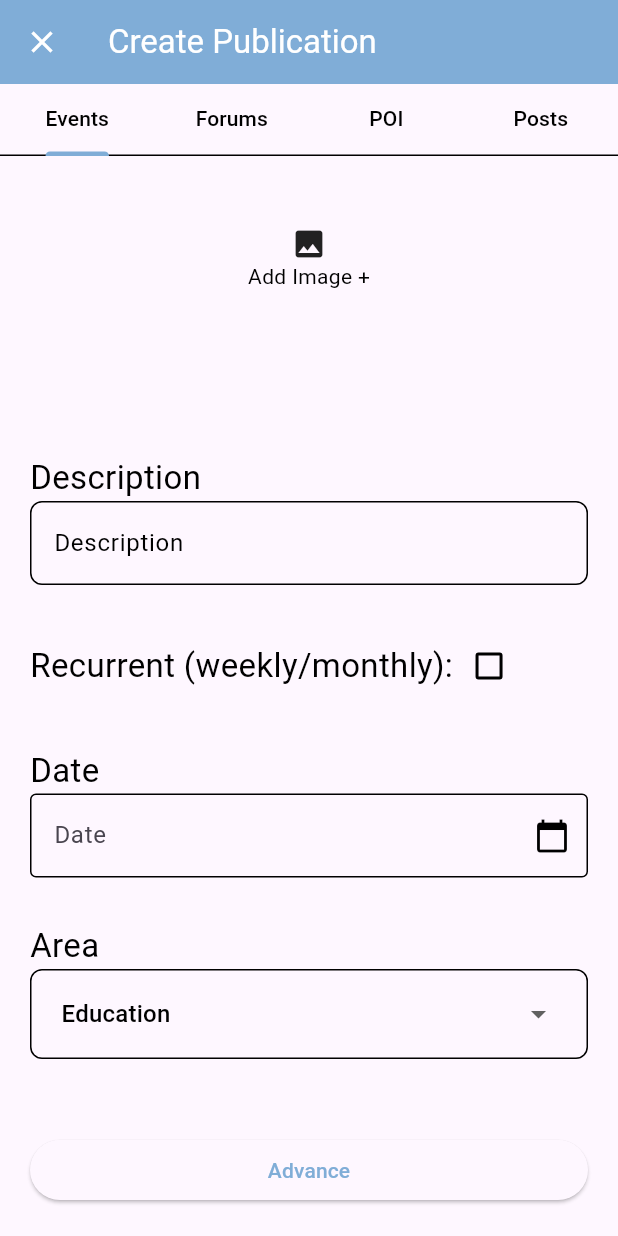
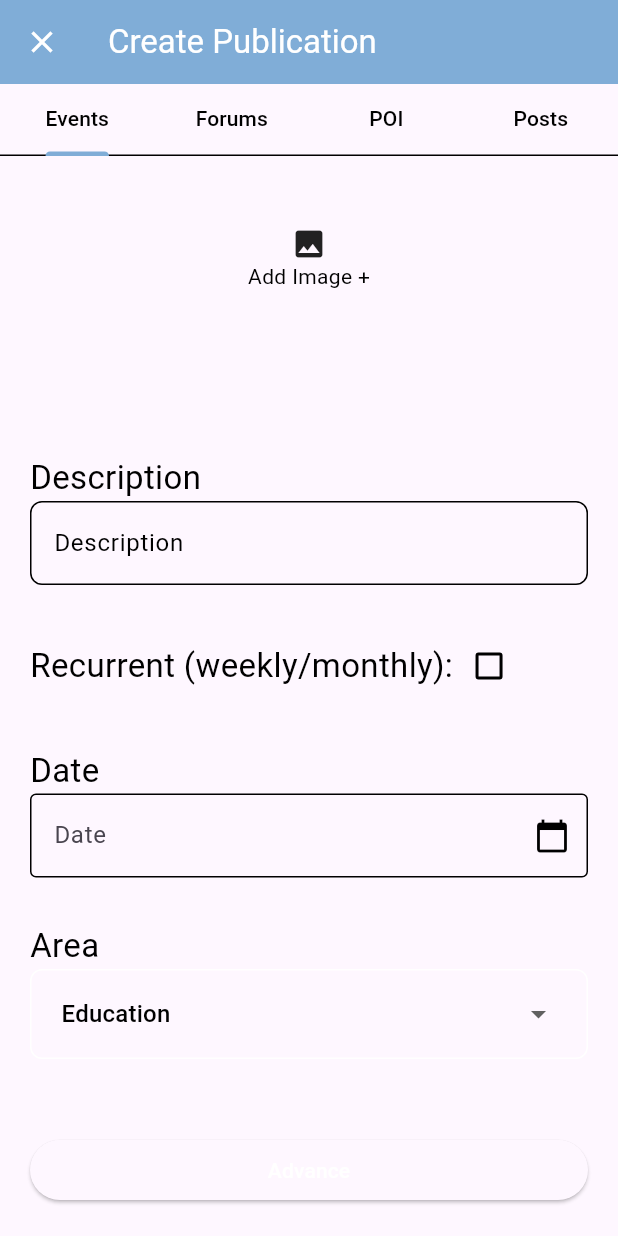
Before and after one commit to WildKoala23/Softshares, a Flutter app: the createPost screen opened by its route, scrolled down 189 dp, on a phone screen of 412 x 824 dp. Run offline on Flutter 3.47's test engine with Material 3 defaults, Android fonts, the phone set to English and light mode, and no system bars; our stand-ins replace table_calendar; missing offline and left inert: dev_icons; network calls fail.

Commit message:
altered colors to make dark theme work

```diff
--- a/lib/Pages/classes/POI.dart
+++ b/lib/Pages/classes/POI.dart
@@ -1,7 +1,7 @@
 class POI {
-  final String firstName, lastName, title, department, subCategory, desc;
+  late String firstName, lastName, title, department, subCategory, desc;
   String? profilePic, image;
-  final int aval;
+  late int aval;
 
   POI(this.firstName, this.lastName, this.title, this.department,
       this.subCategory, this.desc, this.aval, this.profilePic, this.image);
--- a/lib/Pages/createPub.dart
+++ b/lib/Pages/createPub.dart
@@ -200,7 +200,7 @@ class _CreatePostState extends State<createPost> {
             Container(
               padding: EdgeInsets.only(left: 20, right: 20, top: 5, bottom: 5),
               decoration: BoxDecoration(
-                  border: Border.all(),
+                  border: Border.all(color: colorScheme.onPrimary),
                   borderRadius: BorderRadius.all(Radius.circular(8.0))),
               child: DropdownButton<String>(
                 isExpanded: true,
@@ -244,7 +244,10 @@ class _CreatePostState extends State<createPost> {
             ),
             ElevatedButton(
               onPressed: () {},
-              child: const Text('Advance'),
+              child: Text(
+                'Advance',
+                style: TextStyle(color: colorScheme.onPrimary),
+              ),
             ),
           ],
         ),
@@ -322,7 +325,7 @@ class _CreatePostState extends State<createPost> {
             Container(
               padding: EdgeInsets.only(left: 20, right: 20, top: 5, bottom: 5),
               decoration: BoxDecoration(
-                  border: Border.all(),
+                  border: Border.all(color: colorScheme.onPrimary),
                   borderRadius: BorderRadius.all(Radius.circular(8.0))),
               child: DropdownButton<String>(
                 isExpanded: true,
@@ -345,7 +348,8 @@ class _CreatePostState extends State<createPost> {
             const SizedBox(height: 30),
             ElevatedButton(
               onPressed: () {},
-              child: const Text('Create Forum'),
+              child: Text('Create Forum',
+                  style: TextStyle(color: colorScheme.onPrimary)),
             ),
           ],
         ),
@@ -445,7 +449,7 @@ class _CreatePostState extends State<createPost> {
                 padding:
                     EdgeInsets.only(left: 20, right: 20, top: 5, bottom: 5),
                 decoration: BoxDecoration(
-                    border: Border.all(),
+                    border: Border.all(color: colorScheme.onPrimary),
                     borderRadius: BorderRadius.all(Radius.circular(8.0))),
                 child: DropdownButton<String>(
                   underline: SizedBox.shrink(),
@@ -480,7 +484,7 @@ class _CreatePostState extends State<createPost> {
             Container(
               padding: EdgeInsets.only(left: 20, right: 20, top: 5, bottom: 5),
               decoration: BoxDecoration(
-                  border: Border.all(),
+                  border: Border.all(color: colorScheme.onPrimary),
                   borderRadius: BorderRadius.all(Radius.circular(8.0))),
               child: DropdownButton<String>(
                 isExpanded: true,
@@ -505,7 +509,8 @@ class _CreatePostState extends State<createPost> {
               onPressed: () {
                 Navigator.pushNamed(context, '/createForm');
               },
-              child: const Text('Advance'),
+              child: Text('Advance',
+                  style: TextStyle(color: colorScheme.onPrimary)),
             ),
           ],
         ),
@@ -609,7 +614,7 @@ class _CreatePostState extends State<createPost> {
             Container(
               padding: EdgeInsets.only(left: 20, right: 20, top: 5, bottom: 5),
               decoration: BoxDecoration(
-                  border: Border.all(),
+                  border: Border.all(color: colorScheme.onPrimary),
                   borderRadius: BorderRadius.all(Radius.circular(8.0))),
               child: DropdownButton<String>(
                 isExpanded: true,
@@ -678,7 +683,7 @@ class _CreatePostState extends State<createPost> {
                     })
               ],
             ),
-            if(nonPrice)
+            if (nonPrice)
               Slider(
                 min: 1,
                 max: 4,
@@ -696,7 +701,8 @@ class _CreatePostState extends State<createPost> {
             ),
             ElevatedButton(
               onPressed: () {},
-              child: const Text('Advance'),
+              child: Text('Advance',
+                  style: TextStyle(color: colorScheme.onPrimary)),
             ),
           ],
         ),
--- a/lib/Pages/signIn.dart
+++ b/lib/Pages/signIn.dart
@@ -179,7 +179,7 @@ class _SignInState extends State<SignIn> {
       child: ElevatedButton(
           style: ElevatedButton.styleFrom(
               foregroundColor: colorScheme.onSecondary,
-              backgroundColor: colorScheme.onPrimary,
+              backgroundColor: Colors.transparent,
               side: BorderSide(color: colorScheme.onTertiary),
               elevation: 0),
           onPressed: () {},
@@ -208,7 +208,7 @@ class _SignInState extends State<SignIn> {
       height: 55,
       child: ElevatedButton(
           style: ElevatedButton.styleFrom(
-              backgroundColor: colorScheme.onPrimary,
+              backgroundColor: Colors.transparent,
               foregroundColor: colorScheme.onSecondary,
               side: BorderSide(color: colorScheme.onTertiary),
               elevation: 0),
@@ -245,7 +245,7 @@ class _SignInState extends State<SignIn> {
                   style: TextStyle(color: colorScheme.secondary, fontSize: 36))
             ]),
       ),
-      backgroundColor: colorScheme.onPrimary,
+      backgroundColor: Colors.transparent,
       actions: [
         IconButton(
             onPressed: () => {Navigator.pushNamed(context, '/SignUp')},
```
Also changed, not shown: lib/Components/bottomNavBar.dart (+9 -0 lines), lib/Pages/classes/notifications.dart (added, +8 -0 lines), lib/Pages/login.dart (+3 -5 lines), lib/Pages/notifications.dart (added, +34 -0 lines), lib/Pages/signup.dart (+4 -4 lines), lib/main.dart (+19 -1 lines). Lines whose indentation alone changed are shown as unchanged.
